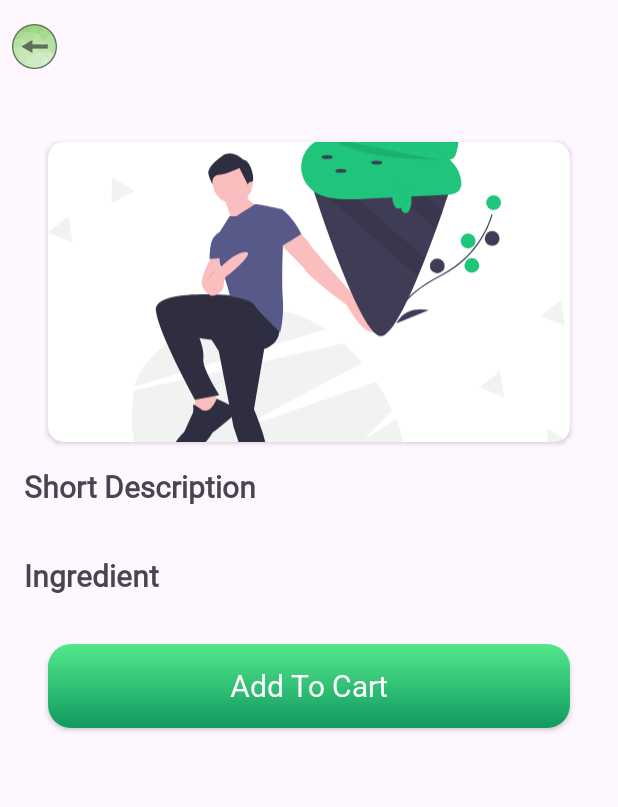
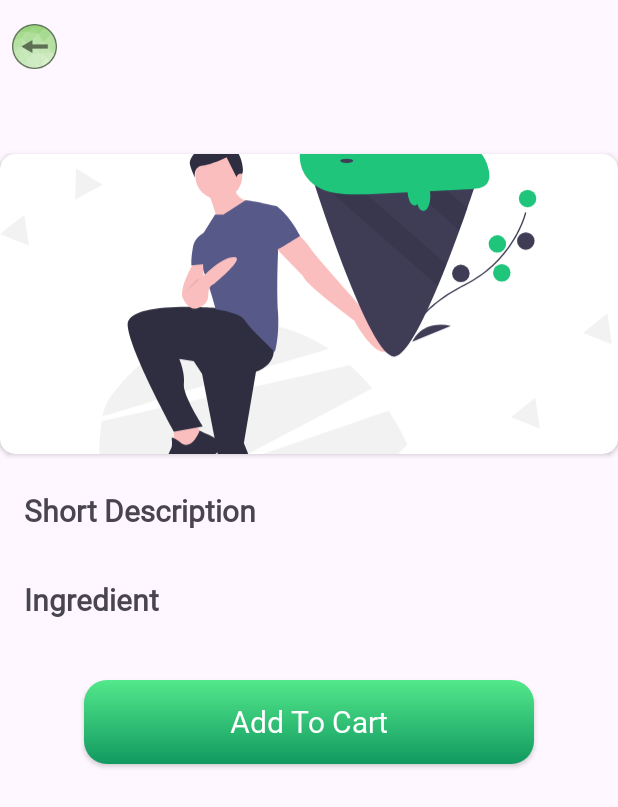
Before and after one commit to Alok-RajGond/Food-Delivery-App, an Android app: the DetailsActivity screen opened directly, with no data from a screen before it, on a phone screen of 412 x 824 dp. Shown: the top 807 px of the screen. Run offline under Robolectric (Android 15) with nearby library versions, the light colour scheme and no system bars; our stand-ins replace Firebase (no records; nobody signed in at launch, a user with empty details on screens opened directly); 1 statement that could not run was skipped.

```diff
--- a/app/src/main/java/com/example/foodmania/Fragment/HistoryFragment.kt
+++ b/app/src/main/java/com/example/foodmania/Fragment/HistoryFragment.kt
@@ -64,6 +64,7 @@ class HistoryFragment : Fragment() {
         val itemPushKey = listOfOrderItem[0].itemPushKey
         val  completeOrderReference = database.reference.child("CompletedOrder").child(itemPushKey!!)
         completeOrderReference.child("paymentRecieved").setValue(true)
+        binding.recievedButton.visibility = View.INVISIBLE
     }
 
     private fun seeItemRecentBuy() {
--- a/app/src/main/java/com/example/foodmania/RecentOrderItemsActivity.kt
+++ b/app/src/main/java/com/example/foodmania/RecentOrderItemsActivity.kt
@@ -23,7 +23,7 @@ class RecentOrderItemsActivity : AppCompatActivity() {
         setContentView(binding.root)
 
         val recentOrderItems = intent.getSerializableExtra("RecentBuyOrderItem") as ArrayList<OrderDetails>
-        recentOrderItems?.let { orderDetails ->
+        recentOrderItems.let { orderDetails ->
             if (orderDetails.isNotEmpty()) {
                 val recentOrderItem = orderDetails[0]
 
--- a/app/src/main/java/com/example/foodmania/adapter/BuyAgainAdapter.kt
+++ b/app/src/main/java/com/example/foodmania/adapter/BuyAgainAdapter.kt
@@ -43,7 +43,7 @@ class BuyAgainAdapter(
         fun bind(foodName: String, foodPrice: String, foodImage: String) {
 
             binding.buyAgainFoodName.text = foodName
-            binding.buyAgainFoodPrice.text = foodPrice
+            binding.buyAgainFoodPrice.text = "₹" + foodPrice
             val uriString = foodImage
             val uri = Uri.parse(uriString)
             Glide.with(requireContext).load(uri).into(binding.buyAgainFoodImage)
--- a/app/src/main/res/layout/activity_details.xml
+++ b/app/src/main/res/layout/activity_details.xml
@@ -1,51 +1,57 @@
 <?xml version="1.0" encoding="utf-8"?>
-<androidx.constraintlayout.widget.ConstraintLayout xmlns:android="http://schemas.android.com/apk/res/android"
+<ScrollView xmlns:android="http://schemas.android.com/apk/res/android"
     xmlns:app="http://schemas.android.com/apk/res-auto"
     xmlns:tools="http://schemas.android.com/tools"
     android:layout_width="match_parent"
     android:layout_height="match_parent"
     tools:context=".DetailsActivity">
 
+    <LinearLayout
+        android:layout_width="match_parent"
+        android:layout_height="wrap_content"
+        android:orientation="vertical">
 
         <ImageButton
             android:id="@+id/btnBack"
             android:layout_width="30dp"
             android:layout_height="30dp"
+            android:layout_marginStart="8dp"
+            android:layout_marginTop="16dp"
             android:background="#00f4f4f4"
+            android:scaleType="centerCrop"
             android:src="@drawable/left_arror"
-        app:layout_constraintStart_toStartOf="parent"
-        app:layout_constraintTop_toTopOf="parent"
-        tools:ignore="SpeakableTextPresentCheck,TouchTargetSizeCheck"
-        android:layout_marginTop="16dp"
-        android:layout_marginStart="8dp"
-        android:scaleType="centerCrop"/>
+            tools:ignore="SpeakableTextPresentCheck,TouchTargetSizeCheck" />
+
+        <LinearLayout
+            android:layout_width="match_parent"
+            android:layout_height="wrap_content"
+            android:gravity="center_horizontal"
+            android:orientation="vertical"
+            android:layout_marginTop="8dp">
 
             <TextView
                 android:id="@+id/detailFoodName"
                 android:layout_width="wrap_content"
                 android:layout_height="wrap_content"
+                android:layout_marginStart="8dp"
                 android:layout_marginTop="8dp"
                 android:fontFamily="@font/yeonsung_regular"
                 android:text="@string/food_name"
                 android:textAllCaps="false"
                 android:textColor="@color/appColor"
-        android:textSize="24sp"
-        app:layout_constraintEnd_toEndOf="parent"
-        app:layout_constraintStart_toStartOf="parent"
-        app:layout_constraintTop_toBottomOf="@+id/btnBack" />
+                android:textSize="24sp" />
+
 
             <androidx.cardview.widget.CardView
                 android:id="@+id/cardView4"
-        android:layout_width="0dp"
+                android:layout_width="match_parent"
+                android:paddingEnd="16dp"
+                android:paddingRight="16dp"
                 android:layout_height="200dp"
-        android:layout_marginStart="32dp"
                 android:layout_marginTop="8dp"
-        android:layout_marginEnd="32dp"
+                android:layout_marginBottom="8dp"
                 android:elevation="5dp"
-        app:cardCornerRadius="10dp"
-        app:layout_constraintEnd_toEndOf="parent"
-        app:layout_constraintStart_toStartOf="parent"
-        app:layout_constraintTop_toBottomOf="@id/detailFoodName">
+                app:cardCornerRadius="10dp">
 
                 <ImageView
                     android:id="@+id/detailFoodImage"
@@ -54,6 +60,8 @@
                     android:scaleType="centerCrop"
                     android:src="@drawable/icecream" />
             </androidx.cardview.widget.CardView>
+
+        </LinearLayout>
 
         <TextView
             android:id="@+id/descTextView"
@@ -64,22 +72,17 @@
             android:fontFamily="@font/yeonsung_regular"
             android:text="@string/short_description"
             android:textSize="20sp"
-        android:textStyle="bold"
-        app:layout_constraintStart_toStartOf="parent"
-        app:layout_constraintTop_toBottomOf="@+id/cardView4" />
+            android:textStyle="bold" />
 
         <TextView
             android:id="@+id/detailDescription"
-        android:layout_width="0dp"
+            android:layout_width="320dp"
             android:layout_height="wrap_content"
             android:layout_marginStart="16dp"
             android:layout_marginTop="8dp"
             android:layout_marginEnd="16dp"
             android:fontFamily="@font/lato_regular"
-        android:text="Succulent beef patty smothered in melted Swiss cheese and sautéed mushrooms, complemented with crisp lettuce, juicy tomato, and savory garlic aioli on a toasted artisanal bun."
-        app:layout_constraintEnd_toEndOf="parent"
-        app:layout_constraintStart_toStartOf="parent"
-        app:layout_constraintTop_toBottomOf="@+id/descTextView" />
+            android:text="Succulent beef patty smothered in melted Swiss cheese and sautéed mushrooms, complemented with crisp lettuce, juicy tomato, and savory garlic aioli on a toasted artisanal bun." />
 
         <TextView
             android:id="@+id/textView5"
@@ -90,9 +93,7 @@
             android:fontFamily="@font/yeonsung_regular"
             android:text="@string/ingredient"
             android:textSize="20sp"
-        android:textStyle="bold"
-        app:layout_constraintStart_toStartOf="parent"
-        app:layout_constraintTop_toBottomOf="@+id/detailDescription" />
+            android:textStyle="bold" />
 
         <TextView
             android:id="@+id/detailIngredient"
@@ -101,15 +102,18 @@
             android:layout_marginStart="16dp"
             android:layout_marginTop="8dp"
             android:fontFamily="@font/lato_regular"
-        android:text="Multiple Ingredients"
-        app:layout_constraintEnd_toEndOf="parent"
-        app:layout_constraintHorizontal_bias="0.0"
-        app:layout_constraintStart_toStartOf="parent"
-        app:layout_constraintTop_toBottomOf="@+id/textView5" />
+            android:text="Multiple Ingredients" />
 
+        <LinearLayout
+            android:layout_width="match_parent"
+            android:layout_height="72dp"
+            android:layout_marginTop="8dp"
+
+            android:layout_marginBottom="8dp"
+            android:gravity="center">
         <androidx.appcompat.widget.AppCompatButton
             android:id="@+id/detailAddToCartBtn"
-        android:layout_width="match_parent"
+            android:layout_width="300dp"
             android:layout_height="56dp"
             android:layout_gravity="bottom"
             android:layout_marginStart="32dp"
@@ -121,9 +125,9 @@
             android:text="@string/add_to_cart"
             android:textAllCaps="false"
             android:textColor="@color/white"
-        android:textSize="20sp"
-        app:layout_constraintEnd_toEndOf="parent"
-        app:layout_constraintStart_toStartOf="parent"
-        app:layout_constraintTop_toBottomOf="@+id/detailIngredient" />
+            android:textSize="20sp" />
 
-</androidx.constraintlayout.widget.ConstraintLayout>
+        </LinearLayout>
+    </LinearLayout>
+
+</ScrollView>
```
Also changed, not shown: app/src/main/res/layout/buy_again_item.xml (+3 -17 lines), app/src/main/res/layout/cart_item.xml (+18 -17 lines), app/src/main/res/layout/menu_item.xml (+4 -26 lines), app/src/main/res/layout/popular_item.xml (+4 -26 lines). Lines whose indentation alone changed are shown as unchanged.
